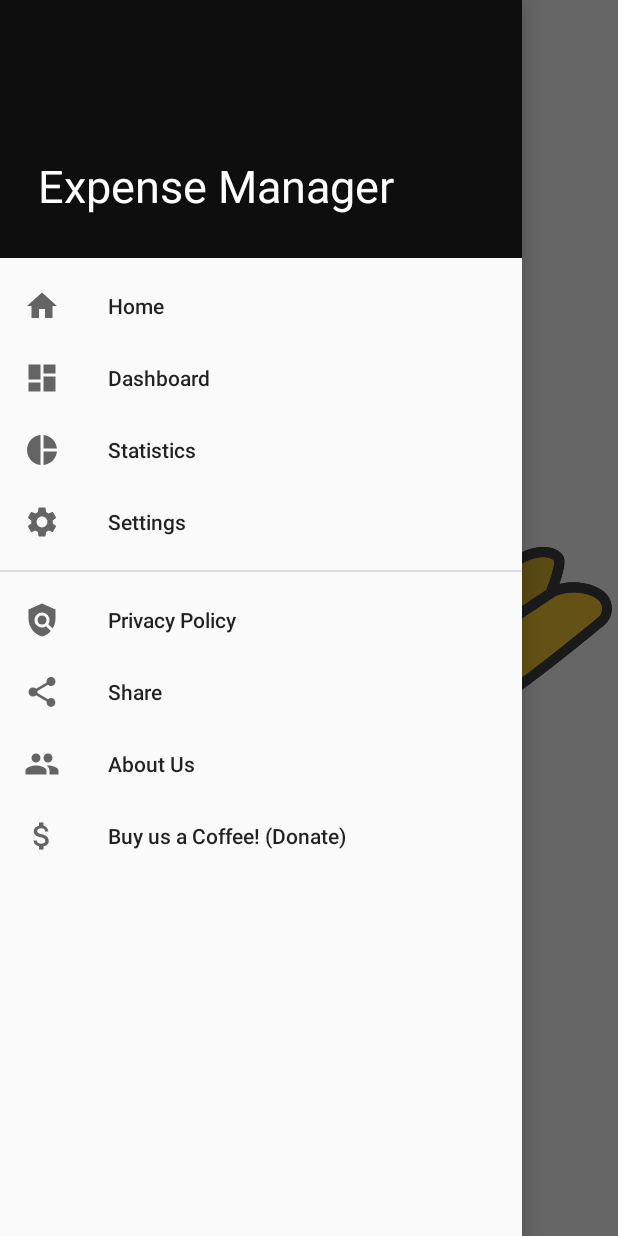
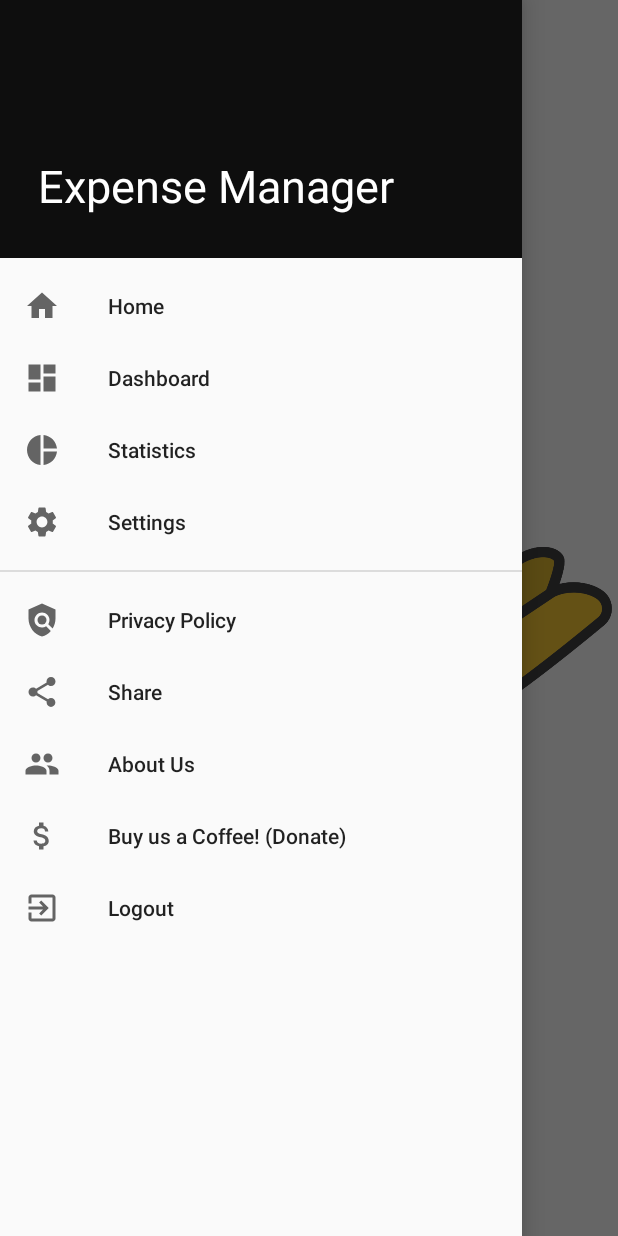
Before and after one commit to M2kishore/expense-management, an Android app: the MainActivity screen opened directly, with no data from a screen before it, in the side drawer, after a tap on "Privacy Policy", on a phone screen of 412 x 824 dp. Run offline under Robolectric (Android 15) with nearby library versions, the phone set to English and light mode, and no system bars; libraries missing offline, so code that uses them is left out: mehdi.sakout.aboutpage; Roboto replaces fonts that are not available here; 3 statements that could not run were skipped.

Commit message:
added logout in drawer extedded card view in view_task.xml

```diff
--- a/app/src/main/java/com/jarves/expense_manager/MainActivity.java
+++ b/app/src/main/java/com/jarves/expense_manager/MainActivity.java
@@ -87,6 +87,8 @@ public class MainActivity extends AppCompatActivity {
                     case R.id.nav_aboutus:
                         Intent intent3 = new Intent(MainActivity.this , aboutus.class);
                         startActivity(intent3);
+                    case R.id.nav_logout:
+                        logout();
                         break;
 
 
@@ -156,4 +158,12 @@ public class MainActivity extends AppCompatActivity {
         }
         alarmManager.setExact(AlarmManager.RTC_WAKEUP, cal.getTimeInMillis(), broadcast);
     }
+    void logout(){
+        String prevStarted = "prevStarted";
+        SharedPreferences sharedpreferences = getSharedPreferences(getString(R.string.app_name), Context.MODE_PRIVATE);
+        SharedPreferences.Editor editor = sharedpreferences.edit();
+        editor.putBoolean(prevStarted, Boolean.FALSE);
+        editor.apply();
+        startActivity(new Intent(this, register.class));
+    }
 }
--- /dev/null
+++ b/app/src/main/res/drawable/ic_baseline_exit_to_app_24.xml
@@ -0,0 +1,10 @@
+<vector xmlns:android="http://schemas.android.com/apk/res/android"
+    android:width="24dp"
+    android:height="24dp"
+    android:viewportWidth="24"
+    android:viewportHeight="24"
+    android:tint="?attr/colorControlNormal">
+  <path
+      android:fillColor="@android:color/white"
+      android:pathData="M10.09,15.59L11.5,17l5,-5 -5,-5 -1.41,1.41L12.67,11H3v2h9.67l-2.58,2.59zM19,3H5c-1.11,0 -2,0.9 -2,2v4h2V5h14v14H5v-4H3v4c0,1.1 0.89,2 2,2h14c1.1,0 2,-0.9 2,-2V5c0,-1.1 -0.9,-2 -2,-2z"/>
+</vector>
--- a/app/src/main/res/layout/activity_view_task.xml
+++ b/app/src/main/res/layout/activity_view_task.xml
@@ -8,8 +8,8 @@
     android:gravity="center">
 
     <androidx.cardview.widget.CardView
-        android:layout_width="270dp"
-        android:layout_height="274dp"
+        android:layout_width="351dp"
+        android:layout_height="487dp"
         android:layout_marginStart="10dp"
         android:layout_marginTop="10dp"
         android:layout_marginEnd="10dp"
--- a/app/src/main/res/menu/drawer_menu.xml
+++ b/app/src/main/res/menu/drawer_menu.xml
@@ -40,6 +40,10 @@
             android:icon="@drawable/ic_baseline_attach_money_24"
             android:title="Buy us a Coffee! (Donate)">
         </item>
+        <item android:id="@+id/nav_logout"
+            android:icon="@drawable/ic_baseline_exit_to_app_24"
+            android:title="Logout">
+        </item>
     </group>
 
 </menu>
```
